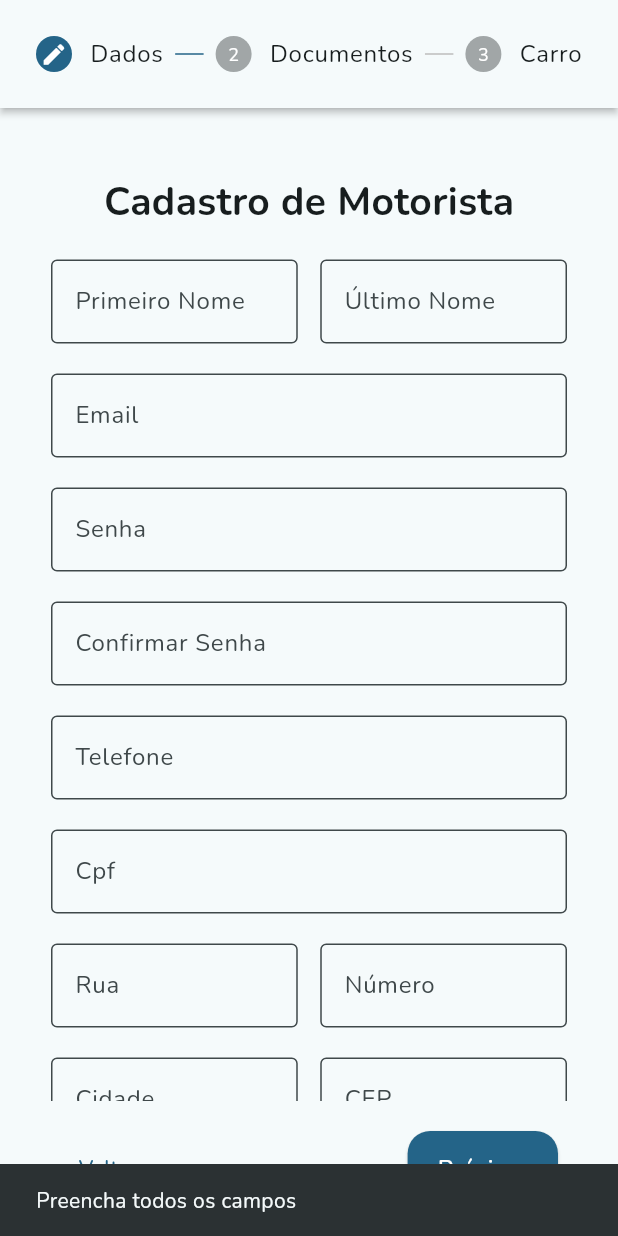
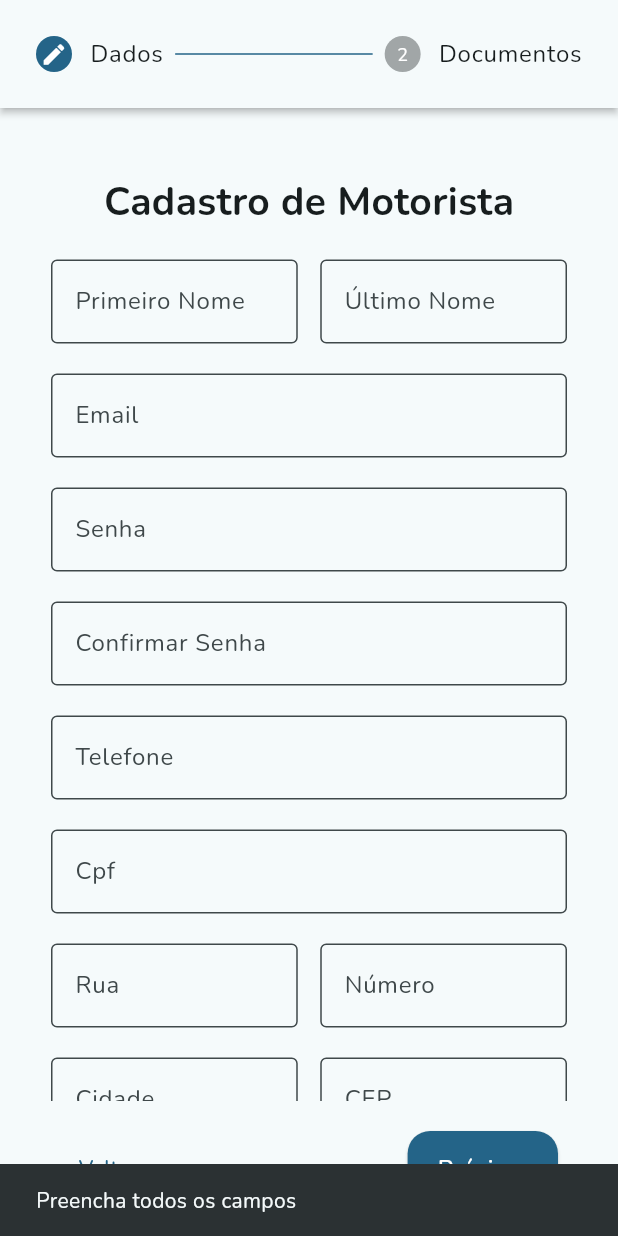
Before and after one commit to Grupo-6-bpk/mobile-app, a Flutter app: the DriverSignUpPage screen opened by its route, after a tap on "Próximo", on a phone screen of 412 x 824 dp. Run offline on Flutter 3.47's test engine with Material 3 defaults, Android fonts, the phone set to English and light mode, and no system bars; our stand-ins replace file_picker, firebase_core, flutter_dotenv, flutter_riverpod, google_fonts; missing offline and left inert: cloudinary_public; accounts and stored records are empty.

Commit message:
integração com o back...

```diff
--- a/lib/pages/sign_up/driver_sign_up_page.dart
+++ b/lib/pages/sign_up/driver_sign_up_page.dart
@@ -13,11 +13,9 @@ class DriverSignUpPage extends StatefulWidget {
   State<DriverSignUpPage> createState() => _DriverSignUpPageState();
 }
 
-class _DriverSignUpPageState extends State<DriverSignUpPage> {
-  int _currentStep = 0;
+class _DriverSignUpPageState extends State<DriverSignUpPage> {  int _currentStep = 0;
   bool isFirstStepValid = false;
   bool isSecondStepValid = false;
-  bool isThirdStepValid = false;
   final double horizontalPadding = 10.0;
 
   final TextEditingController _firstNameController = TextEditingController();
@@ -31,13 +29,8 @@ class _DriverSignUpPageState extends State<DriverSignUpPage> {
   final TextEditingController _streetController = TextEditingController();
   final TextEditingController _numberController = TextEditingController();
   final TextEditingController _cityController = TextEditingController();
-  final TextEditingController _zipcodeController = TextEditingController();
-  final TextEditingController _driverLicenseController =
+  final TextEditingController _zipcodeController = TextEditingController();  final TextEditingController _driverLicenseController =
       TextEditingController();
-
-  final TextEditingController _renavamController = TextEditingController();
-  final TextEditingController _carModelController = TextEditingController();
-  final TextEditingController _carPlateController = TextEditingController();
 
   final FocusNode _firstNameFocusNode = FocusNode();
   final FocusNode _lastNameFocusNode = FocusNode();
@@ -48,12 +41,8 @@ class _DriverSignUpPageState extends State<DriverSignUpPage> {
   final FocusNode _cpfFocusNode = FocusNode();
   final FocusNode _streetFocusNode = FocusNode();
   final FocusNode _numberFocusNode = FocusNode();
-  final FocusNode _cityFocusNode = FocusNode();
-  final FocusNode _zipcodeFocusNode = FocusNode();
+  final FocusNode _cityFocusNode = FocusNode();  final FocusNode _zipcodeFocusNode = FocusNode();
   final FocusNode _driverLicenseFocusNode = FocusNode();
-  final FocusNode _renavamFocusNode = FocusNode();
-  final FocusNode _carModelFocusNode = FocusNode();
-  final FocusNode _carPlateFocusNode = FocusNode();
 
   final ValueNotifier<FilePickerResult?> _frontCNHNotifier =
       ValueNotifier<FilePickerResult?>(null);
@@ -68,14 +57,7 @@ class _DriverSignUpPageState extends State<DriverSignUpPage> {
   );
 
   final ValueNotifier<FilePickerResult?> _proofOfLinkNotifier =
-      ValueNotifier<FilePickerResult?>(null);
-  final ValueNotifier<String?> _proofOfLinkUrlNotifier = ValueNotifier<String?>(
-    null,
-  );
-
-  final ValueNotifier<FilePickerResult?> _carPhotoNotifier =
-      ValueNotifier<FilePickerResult?>(null);
-  final ValueNotifier<String?> _carPhotoUrlNotifier = ValueNotifier<String?>(
+      ValueNotifier<FilePickerResult?>(null);  final ValueNotifier<String?> _proofOfLinkUrlNotifier = ValueNotifier<String?>(
     null,
   );
 
@@ -94,19 +76,7 @@ class _DriverSignUpPageState extends State<DriverSignUpPage> {
         ScaffoldMessenger.of(context).showSnackBar(
           const SnackBar(content: Text("Preencha todos os campos")),
         );
-      }
-    } else if (_currentStep == 1) {
-      if (_validateSecondStep()) {
-        setState(() {
-          isSecondStepValid = true;
-          _currentStep++;
-        });
-      } else {
-        ScaffoldMessenger.of(context).showSnackBar(
-          const SnackBar(content: Text("Preencha todos os campos")),
-        );
-      }
-    } else if (_currentStep == 2) {
+      }    } else if (_currentStep == 1) {
       if (_validateSecondStep()) {
         await _createDriver();
       } else {
@@ -209,8 +179,7 @@ class _DriverSignUpPageState extends State<DriverSignUpPage> {
                   onStepCancel: _previousStep,
                   controlsBuilder: (context, details) {
                     return Container();
-                  },
-                  steps: [
+                  },                  steps: [
                     Step(
                       title: Text("Dados"),
                       content: Column(
@@ -447,66 +416,8 @@ class _DriverSignUpPageState extends State<DriverSignUpPage> {
                             ),
                           ),
                         ],
-                      ),
-                      isActive: _currentStep == 1,
+                      ),                      isActive: _currentStep == 1,
                       state: _getStepState(1),
-                    ),
-                    Step(
-                      title: Text("Carro"),
-                      content: Column(
-                        mainAxisAlignment: MainAxisAlignment.center,
-                        children: [
-                          SizedBox(height: 20),
-                          Text(
-                            "Documentos do Carro",
-                            style: TextStyle(
-                              fontSize: 26,
-                              fontWeight: FontWeight.bold,
-                              color: Theme.of(context).colorScheme.onSurface,
-                            ),
-                          ),
-                          const SizedBox(height: 20),
-                          SizedBox(
-                            width: double.infinity,
-                            child: CustomFilePicker(
-                              label: "Imagem do carro",
-                              fileNotifier: _carPhotoNotifier,
-                              fileUrl: _carPhotoUrlNotifier,
-                            ),
-                          ),
-                          const SizedBox(height: 20),
-                          CustomTextfield(
-                            controller: _renavamController,
-                            focusNode: _renavamFocusNode,
-                            onSubmitted:
-                                (_) => FocusScope.of(
-                                  context,
-                                ).requestFocus(_carModelFocusNode),
-                            label: "Renavam",
-                            obscureText: false,
-                          ),
-                          const SizedBox(height: 20),
-                          CustomTextfield(
-                            controller: _carModelController,
-                            focusNode: _carModelFocusNode,
-                            onSubmitted:
-                                (_) => FocusScope.of(
-                                  context,
-                                ).requestFocus(_carPlateFocusNode),
-                            label: "Modelo do Carro",
-                            obscureText: false,
-                          ),
-                          const SizedBox(height: 20),
-                          CustomTextfield(
-                            controller: _carPlateController,
-                            focusNode: _carPlateFocusNode,
-                            label: "Placa do Carro",
-                            obscureText: false,
-                          ),
-                        ],
-                      ),
-                      isActive: _currentStep == 2,
-                      state: _getStepState(2),
                     ),
                   ],
                 ),
@@ -532,7 +443,7 @@ class _DriverSignUpPageState extends State<DriverSignUpPage> {
                       onPressed: _nextStep,
                       variant: ButtonVariant.primary,
                       padding: const EdgeInsets.symmetric(horizontal: 20),
-                      text: _currentStep == 2 ? "Finalizar" : "Próximo",
+                      text: _currentStep == 1 ? "Finalizar" : "Próximo",
                     ),
                   ],
                 ),
```
